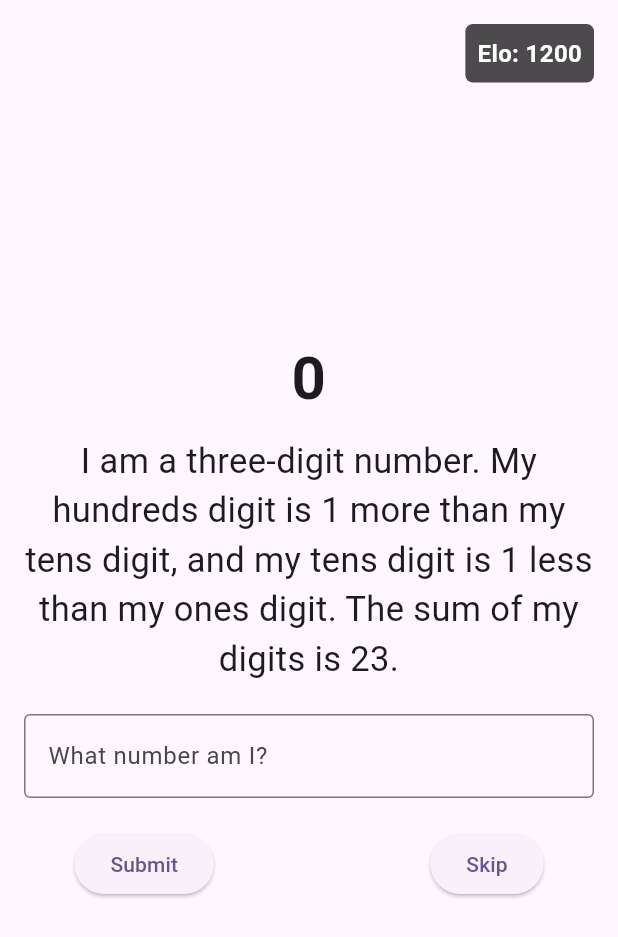
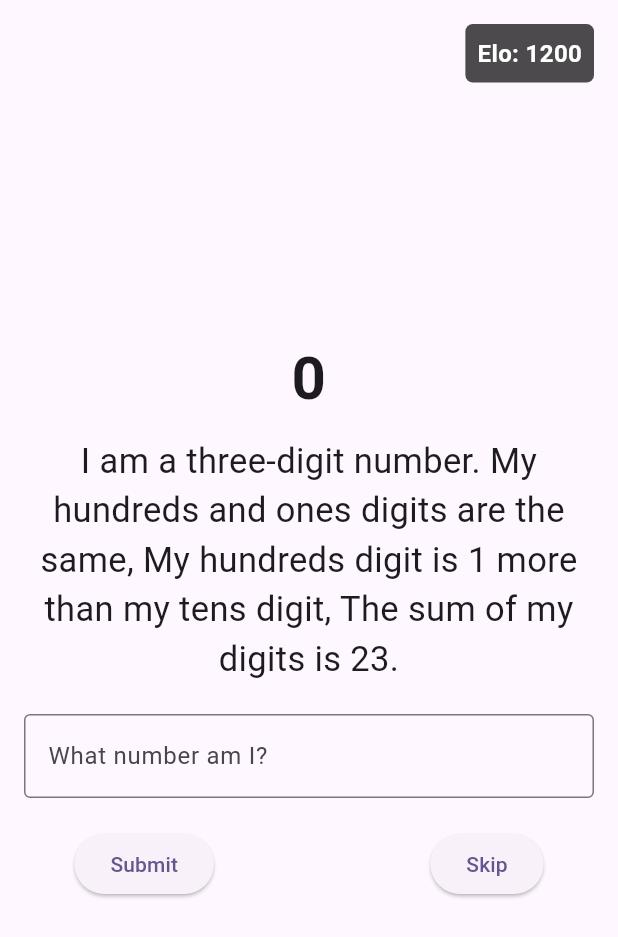
Before and after one commit to HennyBicks01/math_riddler, a Flutter app: the screen it shows after launch, on a phone screen of 412 x 824 dp. Shown: the top 937 px of the screen. Run offline on Flutter 3.47's test engine with Material 2 defaults, Android fonts, the phone set to English and light mode, and no system bars.

Commit message:
added ones conditional

```diff
--- a/lib/main.dart
+++ b/lib/main.dart
@@ -51,7 +51,7 @@ class _MyHomePageState extends State<MyHomePage> {
     _randomNumber = result.number;
     _riddle = result.riddle;
     _guessed = false;
-    print(_riddle);
+    print(_randomNumber);
     setState(() {});
   }
 
--- a/lib/riddle_generator.dart
+++ b/lib/riddle_generator.dart
@@ -10,7 +10,6 @@ class RiddleResult {
 class RiddleGenerator {
   final Random _random = Random();
 
-  // Generates the number and returns its individual digits as a list
   List<int> _generateNumber() {
     int hundreds = _random.nextInt(9) + 1;
     int tens = _random.nextInt(10);
@@ -18,68 +17,126 @@ class RiddleGenerator {
     return [hundreds, tens, ones];
   }
 
-  String _hundredsCondition(List<int> digits) {
+  List<String> _hundredsCondition(List<int> digits) {
     int hundreds = digits[0];
     int tens = digits[1];
-
     int difference = hundreds - tens;
+    List<String> conditions = [];
 
     if (hundreds == tens) {
-      return "My hundreds and tens digits are the same, ";
-    } else if (hundreds == 2 * tens) {
-      return "My hundreds digit is twice my tens digit, ";
-    } else if (tens == 2 * hundreds) {
-      return "My hundreds digit is half my tens digit, ";
+      conditions.add("My hundreds and tens digits are the same, ");
     } else {
-      return difference > 0
-          ? "My hundreds digit is $difference more than my tens digit, "
-          : "My hundreds digit is ${-difference} less than my tens digit, ";
+      if (hundreds == 2 * tens) {
+        conditions.add("My hundreds digit is twice my tens digit, ");
+      }
+      if (tens == 2 * hundreds) {
+        conditions.add("My hundreds digit is half my tens digit, ");
+      }
+      if (difference > 0) {
+        conditions.add("My hundreds digit is $difference more than my tens digit, ");
+      } else if (difference < 0) {
+        conditions.add("My hundreds digit is ${-difference} less than my tens digit, ");
+      }
     }
+
+    return conditions;
   }
 
-  String _tensCondition(List<int> digits) {
+  List<String> _tensCondition(List<int> digits) {
     int tens = digits[1];
     int ones = digits[2];
-
     int difference = tens - ones;
+    List<String> conditions = [];
 
     if (tens == ones) {
-      return "and my tens and ones digits are the same. ";
-    } else if (tens == 2 * ones) {
-      return "and my tens digit is twice my ones digit. ";
-    } else if (ones == 2 * tens) {
-      return "and my tens digit is half my ones digit. ";
+      conditions.add("and my tens and ones digits are the same. ");
     } else {
-      return difference > 0
-          ? "and my tens digit is $difference more than my ones digit. "
-          : "and my tens digit is ${-difference} less than my ones digit. ";
+      if (tens == 2 * ones) {
+        conditions.add("and my tens digit is twice my ones digit. ");
+      }
+      if (ones == 2 * tens) {
+        conditions.add("and my tens digit is half my ones digit. ");
+      }
+      if (difference > 0) {
+        conditions.add("and my tens digit is $difference more than my ones digit. ");
+      } else if (difference < 0) {
+        conditions.add("and my tens digit is ${-difference} less than my ones digit. ");
+      }
     }
+
+    return conditions;
   }
 
-  String _generalCondition(List<int> digits) {
+  List<String> _onesCondition(List<int> digits) {
+    int hundreds = digits[0];
+    int ones = digits[2];
+    int difference = hundreds - ones;
+    List<String> conditions = [];
+
+    if (hundreds == ones) {
+      conditions.add("My hundreds and ones digits are the same, ");
+    } else {
+      if (hundreds == 2 * ones) {
+        conditions.add("My hundreds digit is twice my ones digit, ");
+      }
+      if (ones == 2 * hundreds) {
+        conditions.add("My hundreds digit is half my ones digit, ");
+      }
+      if (difference > 0) {
+        conditions.add("My hundreds digit is $difference more than my ones digit, ");
+      } else if (difference < 0) {
+        conditions.add("My hundreds digit is ${-difference} less than my ones digit, ");
+      }
+    }
+
+    return conditions;
+  }
+
+  List<String> _generalCondition(List<int> digits) {
     int hundreds = digits[0];
     int tens = digits[1];
     int ones = digits[2];
+    List<String> conditions = [];
 
     if (hundreds * tens == ones * ones) {
-      return "The product of my hundreds and tens digits equals the square of my ones digit.";
-    } else if (hundreds * ones == tens * tens) {
-      return "The product of my hundreds and ones digits equals the square of my tens digit.";
-    } else if (tens * ones == hundreds * hundreds) {
-      return "The product of my tens and ones digits equals the square of my hundreds digit.";
-    } else {
-      return "The sum of my digits is ${hundreds + tens + ones}.";
+      conditions.add("The product of my hundreds and tens digits equals the square of my ones digit.");
     }
+    if (hundreds * ones == tens * tens) {
+      conditions.add("The product of my hundreds and ones digits equals the square of my tens digit.");
+    }
+    if (tens * ones == hundreds * hundreds) {
+      conditions.add("The product of my tens and ones digits equals the square of my hundreds digit.");
+    }
+    conditions.add("The sum of my digits is ${hundreds + tens + ones}.");
+    conditions.add("The product of all my digits is ${hundreds * tens * ones}.");
+
+    return conditions;
   }
+
 
   RiddleResult generateRiddle() {
     List<int> digits = _generateNumber();
     int number = digits[0] * 100 + digits[1] * 10 + digits[2];
+
+    // Randomly select two comparative conditions
+    List<List<String> Function(List<int>)> conditionMethods = [
+      _hundredsCondition,
+      _tensCondition,
+      _onesCondition
+    ];
+    conditionMethods.shuffle();
+    List<String> selectedConditions = conditionMethods.sublist(0, 2).expand((method) => method(digits)).toList();
+
     String riddleText = 'I am a three-digit number. ' +
-        _hundredsCondition(digits) +
-        _tensCondition(digits) +
-        _generalCondition(digits);
+        _randomChoice(selectedConditions) +
+        _randomChoice(selectedConditions) + // Ensure different condition is selected
+        _randomChoice(_generalCondition(digits));
 
     return RiddleResult(number: number, riddle: riddleText);
   }
+
+  String _randomChoice(List<String> options) {
+    return options[_random.nextInt(options.length)];
+  }
+
 }
```
